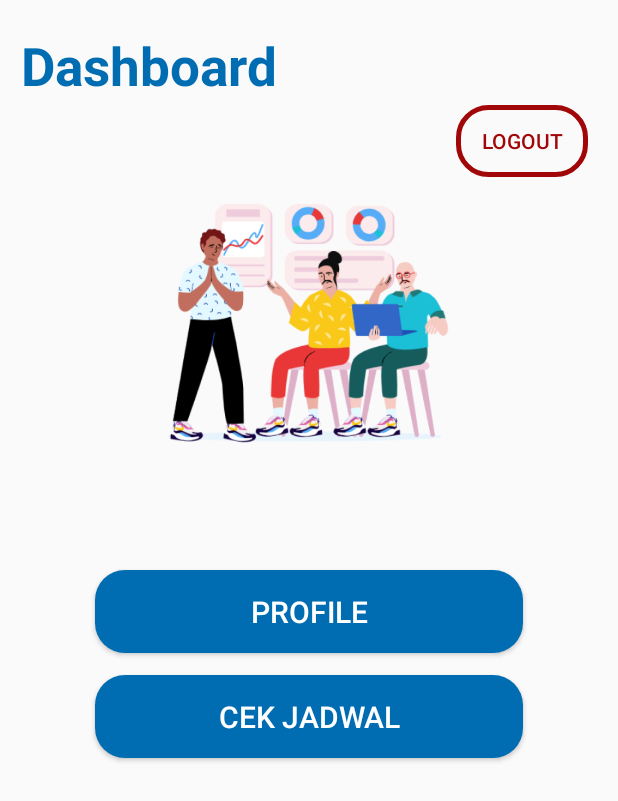
After one commit to faizalahmads/DriverILCS, an Android app: the DashboarUser screen opened directly, with no data from a screen before it, on a phone screen of 412 x 824 dp. The commit adds this screen. Shown: the top 801 px of the screen. Run offline under Robolectric (Android 15) with nearby library versions, the phone set to English and light mode, and no system bars.

Commit message:
user 1.2

```diff
--- a/app/build.gradle
+++ b/app/build.gradle
@@ -34,6 +34,7 @@ dependencies {
     implementation 'androidx.appcompat:appcompat:1.5.1'
     implementation 'com.google.android.material:material:1.7.0'
     implementation 'androidx.constraintlayout:constraintlayout:2.1.4'
+    implementation 'com.android.volley:volley:1.1.1'
     testImplementation 'junit:junit:4.13.2'
     androidTestImplementation 'androidx.test.ext:junit:1.1.4'
     androidTestImplementation 'androidx.test.espresso:espresso-core:3.5.0'
--- /dev/null
+++ b/app/src/main/java/com/faizalas/dev/driverilcstest/DashboarUser.java
@@ -0,0 +1,41 @@
+package com.faizalas.dev.driverilcstest;
+
+import androidx.appcompat.app.AppCompatActivity;
+
+import android.content.Intent;
+import android.os.Bundle;
+import android.view.View;
+import android.widget.Button;
+
+public class DashboarUser extends AppCompatActivity {
+    Button profileUser, cekjadwalUser;
+
+
+    @Override
+    protected void onCreate(Bundle savedInstanceState) {
+        super.onCreate(savedInstanceState);
+        setContentView(R.layout.activity_dashboar_user);
+
+
+
+        profileUser = findViewById(R.id.profileUser);
+        cekjadwalUser = findViewById(R.id.cekjadwalUser);
+
+        profileUser.setOnClickListener(new View.OnClickListener() {
+            @Override
+            public void onClick(View view) {
+
+                Intent i = new Intent(getApplicationContext(), MainActivity.class);
+                startActivity(i);
+            }
+        });
+
+        cekjadwalUser.setOnClickListener(new View.OnClickListener() {
+            @Override
+            public void onClick(View view) {
+                Intent i = new Intent(getApplicationContext(), Pesan.class);
+                startActivity(i);
+            }
+        });
+    }
+}
--- /dev/null
+++ b/app/src/main/res/layout/activity_dashboar_user.xml
@@ -0,0 +1,66 @@
+<?xml version="1.0" encoding="utf-8"?>
+<RelativeLayout xmlns:android="http://schemas.android.com/apk/res/android"
+    xmlns:app="http://schemas.android.com/apk/res-auto"
+    xmlns:tools="http://schemas.android.com/tools"
+    android:layout_width="match_parent"
+    android:layout_height="match_parent"
+    tools:context=".DashboarUser">
+
+    <TextView
+        android:id="@+id/dashboard"
+        android:layout_width="187dp"
+        android:layout_height="42dp"
+        android:layout_alignParentLeft="true"
+        android:layout_marginLeft="14dp"
+        android:layout_alignParentTop="true"
+        android:layout_marginTop="20dp"
+        android:text="Dashboard"
+        android:textSize="35sp"
+        android:textColor="#006DB2"
+        android:textStyle="bold"
+        android:gravity="top" />
+
+    <Button
+        android:layout_width="wrap_content"
+        android:layout_height="wrap_content"
+        android:layout_alignParentRight="true"
+        android:layout_marginRight="20dp"
+        android:layout_marginTop="70dp"
+        android:text="Logout"
+        android:textColor="#A10608"
+        android:background="@drawable/btn_logout"/>
+
+    <ImageView
+        android:layout_width="wrap_content"
+        android:layout_height="160sp"
+        android:src="@drawable/dashboard"
+        android:layout_marginTop="135dp"
+        />
+
+    <Button
+        android:id="@+id/profileUser"
+        android:layout_width="285dp"
+        android:layout_height="55dp"
+        android:layout_alignParentTop="true"
+        android:layout_centerInParent="true"
+        android:layout_marginTop="380dp"
+        android:background="@drawable/btn_form"
+        android:backgroundTint="#006CB1"
+        android:text="PROFILE"
+        android:textColor="#FFFFFF"
+        android:textSize="20dp" />
+
+    <Button
+        android:id="@+id/cekjadwalUser"
+        android:layout_width="285dp"
+        android:layout_height="55dp"
+        android:text="Cek Jadwal"
+        android:textSize="20dp"
+        android:layout_alignParentTop="true"
+        android:layout_marginTop="450dp"
+        android:layout_centerInParent="true"
+        android:textColor="#FFFFFF"
+        android:backgroundTint="#006CB1"
+        android:background="@drawable/btn_form"/>
+
+</RelativeLayout>
```
Also changed, not shown: app/src/main/AndroidManifest.xml (+8 -2 lines), app/src/main/java/com/faizalas/dev/driverilcstest/Login.java (deleted, +0 -14 lines), app/src/main/java/com/faizalas/dev/driverilcstest/MainActivity.java (+0 -21 lines), app/src/main/java/com/faizalas/dev/driverilcstest/Regist.java (+38 -0 lines), app/src/main/res/layout/activity_login.xml (deleted, +0 -100 lines), app/src/main/res/layout/activity_main.xml (+92 -55 lines), app/src/main/res/layout/activity_regist.xml (+6 -2 lines).
